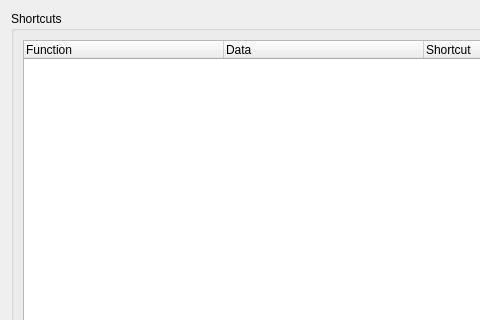
Old version of the form src/mumble/GlobalShortcut.ui in the repository mumble-voip/mumble; both pictures show x 0 to 480 and y 0 to 320 of the 645 by 468 pixel window.
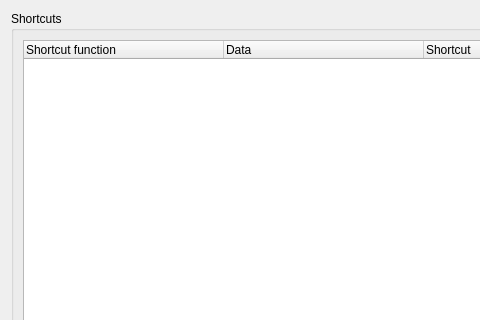
New version of the form.

Commit message: Widen the shortcuts again. *Sigh*

What changed in the file:
```diff
--- a/src/mumble/GlobalShortcut.ui
+++ b/src/mumble/GlobalShortcut.ui
@@ -83,17 +83,14 @@
          <number>200</number>
         </attribute>
         <attribute name="headerMinimumSectionSize">
-         <number>50</number>
-        </attribute>
-        <attribute name="headerDefaultSectionSize">
-         <number>200</number>
+         <number>100</number>
         </attribute>
         <attribute name="headerMinimumSectionSize">
-         <number>50</number>
+         <number>100</number>
         </attribute>
         <column>
          <property name="text">
-          <string>Function</string>
+          <string>Shortcut function</string>
          </property>
         </column>
         <column>
```
